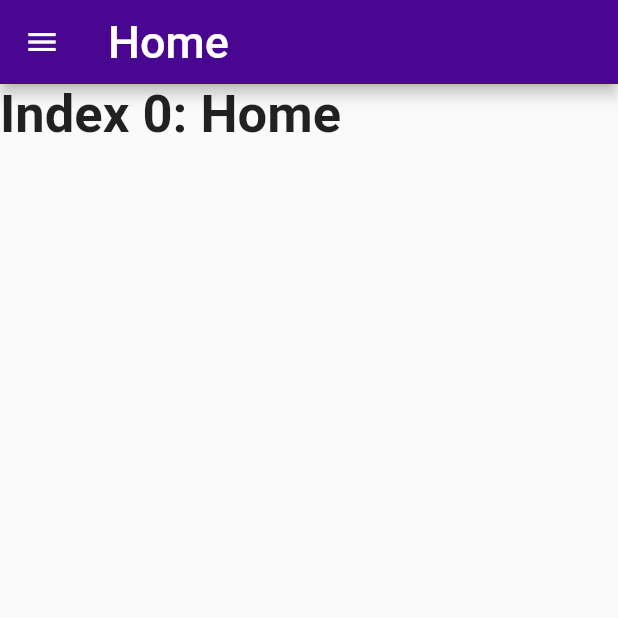
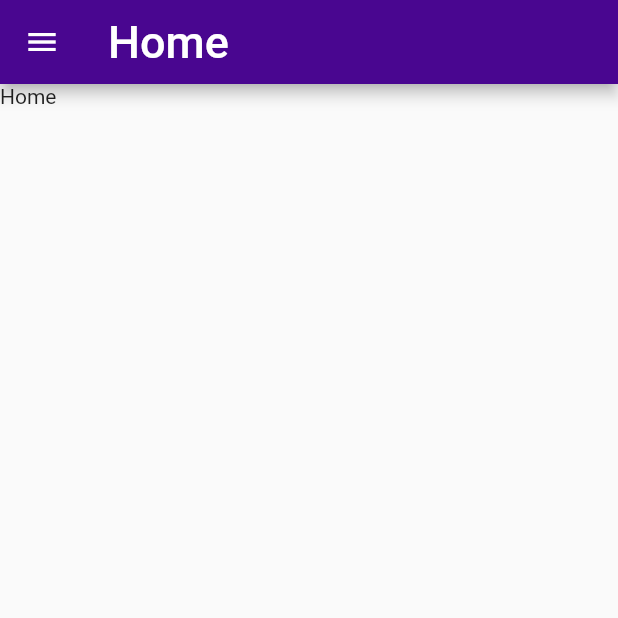
Before and after one commit to masud70/Utility-Plus, a Flutter app: the screen it shows after launch, on a phone screen of 412 x 824 dp, the top half of it. Run offline on Flutter 3.47's test engine with Material 2 defaults, Android fonts, the phone set to English and light mode, and no system bars.

Commit message:
Layout updated

```diff
--- /dev/null
+++ b/lib/feature/calculator/screens/calculator.dart
@@ -0,0 +1,17 @@
+import 'package:flutter/material.dart';
+
+class Calculator extends StatefulWidget {
+  const Calculator({super.key});
+
+  @override
+  State<Calculator> createState() => _CalculatorState();
+}
+
+class _CalculatorState extends State<Calculator> {
+  @override
+  Widget build(BuildContext context) {
+    return const Scaffold(
+      body: Text("Calculator Home"),
+    );
+  }
+}
--- /dev/null
+++ b/lib/feature/home/screens/home.dart
@@ -0,0 +1,17 @@
+import 'package:flutter/material.dart';
+
+class Home extends StatefulWidget {
+  const Home({super.key});
+
+  @override
+  State<Home> createState() => _HomeState();
+}
+
+class _HomeState extends State<Home> {
+  @override
+  Widget build(BuildContext context) {
+    return const Scaffold(
+      body: Text("Home"),
+    );
+  }
+}
--- a/lib/main.dart
+++ b/lib/main.dart
@@ -1,4 +1,6 @@
 import 'package:flutter/material.dart';
+import 'package:utility_plus/feature/calculator/screens/calculator.dart';
+import 'package:utility_plus/feature/home/screens/home.dart';
 import 'package:utility_plus/feature/weather/screens/weather.dart';
 
 void main() => runApp(const MyApp());
@@ -11,6 +13,7 @@ class MyApp extends StatelessWidget {
   @override
   Widget build(BuildContext context) {
     return const MaterialApp(
+      debugShowCheckedModeBanner: false,
       title: appTitle,
       home: MyHomePage(title: appTitle),
     );
@@ -28,19 +31,17 @@ class MyHomePage extends StatefulWidget {
 
 class _MyHomePageState extends State<MyHomePage> {
   int _selectedIndex = 0;
-  static const TextStyle optionStyle =
-      TextStyle(fontSize: 35, fontWeight: FontWeight.bold);
+
+  static const List<String> _appbarTitle = <String>[
+    'Home',
+    'Weather',
+    'Calculator',
+  ];
 
   static const List<Widget> _widgetOptions = <Widget>[
-    Text(
-      'Index 0: Home',
-      style: optionStyle,
-    ),
+    Home(),
     Weather(),
-    Text(
-      'Index 2: Calculator',
-      style: optionStyle,
-    ),
+    Calculator(),
   ];
 
   void _onItemTapped(int index) {
@@ -54,7 +55,7 @@ class _MyHomePageState extends State<MyHomePage> {
     return Scaffold(
       appBar: AppBar(
         title: Text(
-          widget.title,
+          _appbarTitle[_selectedIndex],
           style: const TextStyle(fontSize: 30),
         ),
         backgroundColor: const Color.fromARGB(255, 73, 6, 144),
```
